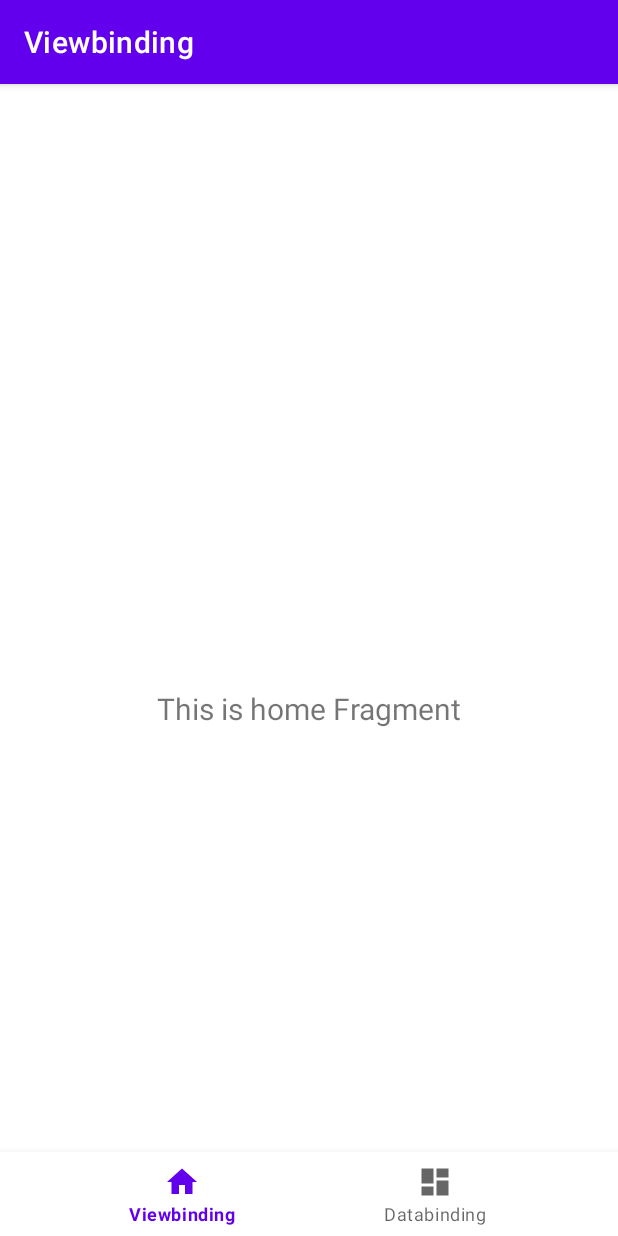
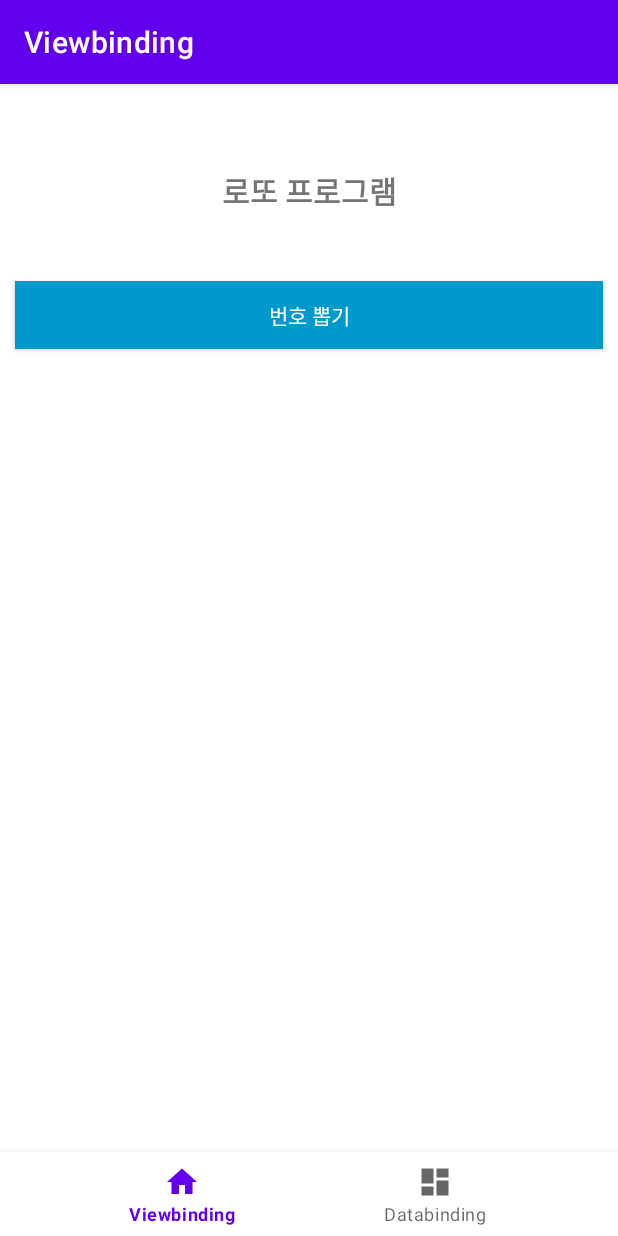
Before and after one commit to runa2012/Lotto_MVVM, an Android app: the screen it shows after launch (MainActivity), on a phone screen of 412 x 824 dp. Run offline under Robolectric (Android 15) with nearby library versions, the phone set to English and light mode, and no system bars; our stand-ins replace navigation-ui.

Commit message:
view binding mvvm add

```diff
--- a/app/src/main/java/com/example/lotto_mvvm/ui/type/EnumViewType.kt
+++ b/app/src/main/java/com/example/lotto_mvvm/type/EnumViewType.kt
@@ -1,4 +1,4 @@
-package com.example.lotto_mvvm.ui.type
+package com.example.lotto_mvvm.type
 
 enum class EnumViewType {
 
--- a/app/src/main/java/com/example/lotto_mvvm/ui/dashboard/adapter/lotto_adapter.kt
+++ b/app/src/main/java/com/example/lotto_mvvm/ui/dashboard/adapter/lotto_adapter.kt
@@ -5,7 +5,7 @@ import androidx.recyclerview.widget.RecyclerView
 import androidx.recyclerview.widget.RecyclerView.ViewHolder
 import com.example.lotto_mvvm.ui.dashboard.model.Lotto_model
 import com.example.lotto_mvvm.ui.dashboard.viewholder.Lotto_viewholder
-import com.example.lotto_mvvm.ui.type.EnumViewType
+import com.example.lotto_mvvm.type.EnumViewType
 
 class lotto_adapter(private val array : ArrayList<Lotto_model>, private val viewType : EnumViewType) : RecyclerView.Adapter<ViewHolder>() {
 
--- a/app/src/main/java/com/example/lotto_mvvm/ui/dashboard/viewModel/DataViewModel.kt
+++ b/app/src/main/java/com/example/lotto_mvvm/ui/dashboard/viewModel/DataViewModel.kt
@@ -4,7 +4,7 @@ import androidx.databinding.BaseObservable
 import androidx.lifecycle.MutableLiveData
 import com.example.lotto_mvvm.ui.dashboard.adapter.lotto_adapter
 import com.example.lotto_mvvm.ui.dashboard.model.Lotto_model
-import com.example.lotto_mvvm.ui.type.EnumViewType
+import com.example.lotto_mvvm.type.EnumViewType
 
 class DataViewModel : BaseObservable() {
 
--- a/app/src/main/java/com/example/lotto_mvvm/ui/viewmodel/ViewBindingFragment.kt
+++ b/app/src/main/java/com/example/lotto_mvvm/ui/viewmodel/ViewBindingFragment.kt
@@ -7,32 +7,48 @@ import android.view.ViewGroup
 import android.widget.TextView
 import androidx.fragment.app.Fragment
 import androidx.lifecycle.ViewModelProvider
+import androidx.recyclerview.widget.LinearLayoutManager
 import com.example.lotto_mvvm.databinding.FragmentViewbindingBinding
-import com.example.lotto_mvvm.ui.viewmodel.vindModel.ViewBindingViewModel
+import com.example.lotto_mvvm.ui.viewmvvm.vindModel.ViewBindingViewModel
 
-class ViewBindingFragment : Fragment() {
+class ViewBindingFragment : Fragment() , View.OnClickListener {
 
     private var _binding: FragmentViewbindingBinding? = null
 
     private val binding get() = _binding!!
+    var homeViewModel : ViewBindingViewModel? = null
 
     override fun onCreateView(
         inflater: LayoutInflater,
         container: ViewGroup?,
         savedInstanceState: Bundle?
     ): View {
-        val homeViewModel = ViewModelProvider(this).get(ViewBindingViewModel::class.java)
+        homeViewModel = ViewModelProvider(this)[ViewBindingViewModel::class.java]
         _binding = FragmentViewbindingBinding.inflate(inflater, container, false)
 
-        val textView: TextView = binding.textHome
-        homeViewModel.text.observe(viewLifecycleOwner) {
+        val textView: TextView = binding.databLottoCurrentNumber
+        homeViewModel?.text?.observe(viewLifecycleOwner) {
             textView.text = it
         }
+
+        binding.databGetlotto.setOnClickListener(this)
+        binding.databLottolist.layoutManager = LinearLayoutManager( requireContext() , LinearLayoutManager.VERTICAL ,false)
+        binding.databLottolist.adapter = homeViewModel?.lottolistAdapter
+
         return binding.root
+    }
+
+    init {
+
     }
 
     override fun onDestroyView() {
         super.onDestroyView()
         _binding = null
     }
+
+    override fun onClick(v: View?) {
+        homeViewModel?.startNumber()
+    }
+
 }
--- /dev/null
+++ b/app/src/main/java/com/example/lotto_mvvm/ui/viewmodel/viewModel/ViewBindingViewModel.kt
@@ -0,0 +1,41 @@
+package com.example.lotto_mvvm.ui.viewmvvm.vindModel
+
+import androidx.lifecycle.LiveData
+import androidx.lifecycle.MutableLiveData
+import androidx.lifecycle.ViewModel
+import com.example.lotto_mvvm.type.EnumViewType
+import com.example.lotto_mvvm.ui.dashboard.adapter.lotto_adapter
+import com.example.lotto_mvvm.ui.dashboard.model.Lotto_model
+
+class ViewBindingViewModel : ViewModel() {
+
+    private val _text = MutableLiveData<String>().apply {
+        value = ""
+    }
+    val text: LiveData<String> = _text
+    private var count : Int = 0
+    var array : ArrayList<Lotto_model> = ArrayList()
+    var lottolistAdapter : lotto_adapter = lotto_adapter(array, EnumViewType.LOTTOITEM )
+
+    fun startNumber(){
+        count++
+
+        val valuearray = ArrayList<Int>()
+        _text.value = ""
+        for ( i in 0 until  6){
+            var random = ( Math.random() * 45 + 1 ).toInt()
+            _text.value += " $random"
+            valuearray.add(random)
+        }
+
+        val data = Lotto_model( count , valuearray )
+        array.add(data)
+
+        lottolistAdapter.notifyDataSetChanged()
+
+    }
+
+
+
+
+}
--- a/app/src/main/java/com/example/lotto_mvvm/ui/viewmodel/vindModel/ViewBindingViewModel.kt
+++ /dev/null
@@ -1,16 +0,0 @@
-package com.example.lotto_mvvm.ui.viewmodel.vindModel
-
-import androidx.lifecycle.LiveData
-import androidx.lifecycle.MutableLiveData
-import androidx.lifecycle.ViewModel
-
-class ViewBindingViewModel : ViewModel() {
-
-    private val _text = MutableLiveData<String>().apply {
-        value = "This is home Fragment"
-    }
-    val text: LiveData<String> = _text
-
-
-
-}
--- a/app/src/main/res/layout/fragment_viewbinding.xml
+++ b/app/src/main/res/layout/fragment_viewbinding.xml
@@ -1,13 +1,28 @@
 <?xml version="1.0" encoding="utf-8"?>
-<androidx.constraintlayout.widget.ConstraintLayout xmlns:android="http://schemas.android.com/apk/res/android"
-    xmlns:app="http://schemas.android.com/apk/res-auto"
-    xmlns:tools="http://schemas.android.com/tools"
+<androidx.constraintlayout.widget.ConstraintLayout
     android:layout_width="match_parent"
     android:layout_height="match_parent"
+    xmlns:tools="http://schemas.android.com/tools"
+    xmlns:android="http://schemas.android.com/apk/res/android"
+    xmlns:app="http://schemas.android.com/apk/res-auto"
     tools:context=".ui.viewmodel.ViewBindingFragment">
 
     <TextView
-        android:id="@+id/text_home"
+        android:id="@+id/datab_title"
+        android:layout_width="match_parent"
+        android:layout_height="wrap_content"
+        android:layout_marginStart="8dp"
+        android:layout_marginEnd="8dp"
+        android:textAlignment="center"
+        android:textSize="20sp"
+        android:text="로또 프로그램"
+        android:textStyle="bold"
+        app:layout_constraintEnd_toEndOf="parent"
+        app:layout_constraintStart_toStartOf="parent"
+        app:layout_constraintTop_toTopOf="parent" />
+
+    <TextView
+        android:id="@+id/datab_lotto_current_number"
         android:layout_width="match_parent"
         android:layout_height="wrap_content"
         android:layout_marginStart="8dp"
@@ -15,8 +30,33 @@
         android:layout_marginEnd="8dp"
         android:textAlignment="center"
         android:textSize="20sp"
+        android:gravity="center"
+        app:layout_constraintTop_toBottomOf="@+id/datab_title"
+        app:layout_constraintStart_toStartOf="parent"
+        app:layout_constraintEnd_toEndOf="parent"/>
+
+    <androidx.appcompat.widget.AppCompatButton
+        android:id="@+id/datab_getlotto"
+        android:layout_width="match_parent"
+        android:layout_height="45dp"
+        android:layout_margin="10dp"
+        android:text="번호 뽑기"
+        android:gravity="center"
+        android:background="@android:color/holo_blue_dark"
+        android:textColor="@color/white"
+        app:layout_constraintTop_toBottomOf="@+id/datab_lotto_current_number"
+        app:layout_constraintStart_toStartOf="parent"
+        app:layout_constraintEnd_toEndOf="parent"/>
+
+    <androidx.recyclerview.widget.RecyclerView
+        android:id="@+id/datab_lottolist"
+        android:layout_width="match_parent"
+        android:layout_height="0dp"
+        android:layout_marginTop="10dp"
         app:layout_constraintBottom_toBottomOf="parent"
         app:layout_constraintEnd_toEndOf="parent"
         app:layout_constraintStart_toStartOf="parent"
-        app:layout_constraintTop_toTopOf="parent" />
+        app:layout_constraintTop_toBottomOf="@+id/datab_getlotto"/>
+
+
 </androidx.constraintlayout.widget.ConstraintLayout>
```
